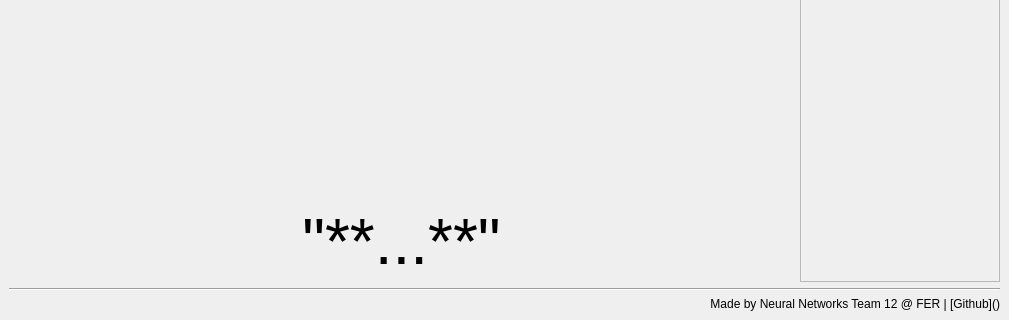
The window that layout.ui (josefl03/neuralnetworks-sign-prediction) describes before a commit, drawn with Qt 5; both pictures show x 0 to 1009 and y 295 to 615 of the 1009 by 615 pixel window.
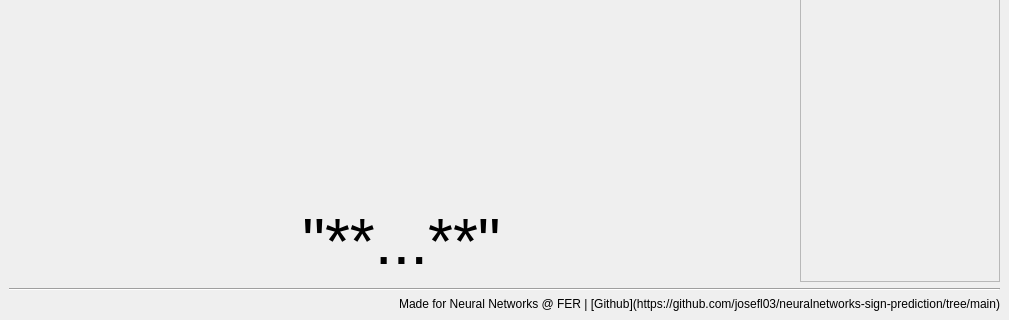
The same window after the commit.

Commit message: Updated github link

The edit to the form file:
```diff
--- a/layout.ui
+++ b/layout.ui
@@ -266,7 +266,7 @@
          </sizepolicy>
         </property>
         <property name="text">
-         <string>Made by Neural Networks Team 12 @ FER | [Github]()</string>
+         <string>Made for Neural Networks @ FER | [Github](https://github.com/josefl03/neuralnetworks-sign-prediction/tree/main)</string>
         </property>
         <property name="textFormat">
          <enum>Qt::MarkdownText</enum>
```
